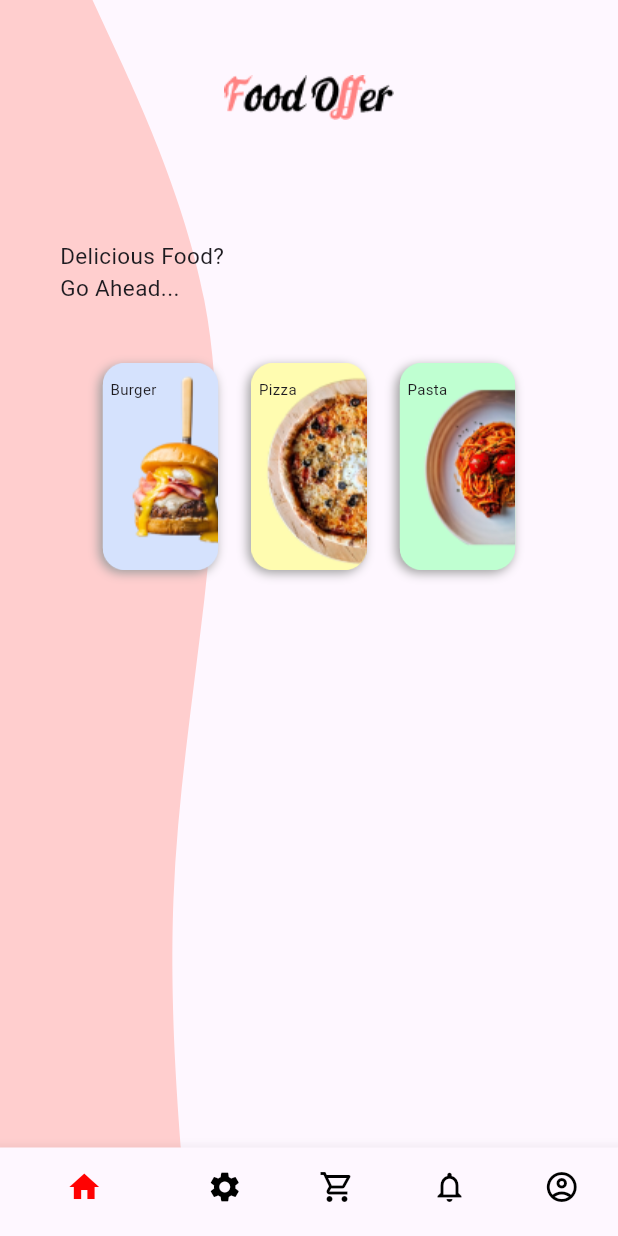
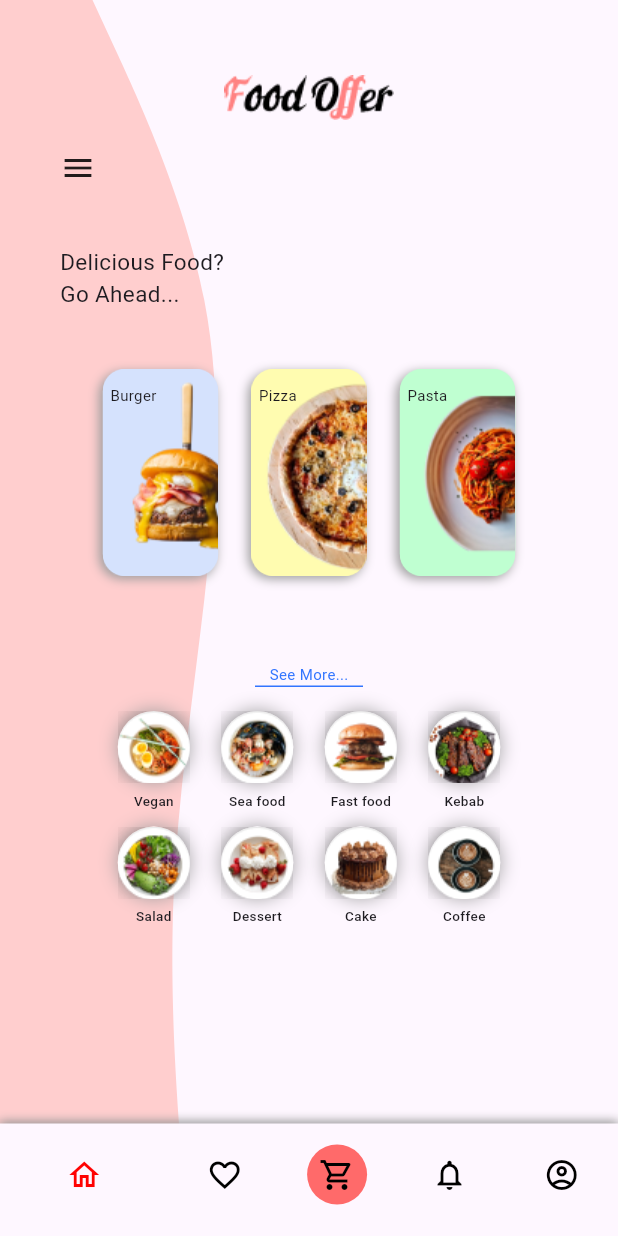
Before and after one commit to Flutter-gg-1/Shimmer-application, a Flutter app: the screen it shows after launch, on a phone screen of 412 x 824 dp. Run offline on Flutter 3.47's test engine with Material 3 defaults, Android fonts, the phone set to English and light mode, and no system bars; our stand-ins replace shimmer_animation.

Commit message:
finish project

```diff
--- a/lib/nav_bar.dart
+++ b/lib/nav_bar.dart
@@ -21,27 +21,40 @@ class _NavBarState extends State<NavBar> {
   @override
   Widget build(BuildContext context) {
     return Scaffold(
-      bottomNavigationBar: BottomNavigationBar(
+      bottomNavigationBar: Container(
+        decoration: BoxDecoration(boxShadow: [
+          BoxShadow(offset: Offset(0, -2), blurRadius: 5, color: Colors.grey)
+        ]),
+        child: BottomNavigationBar(
           currentIndex: pageIndex,
           showSelectedLabels: false,
           showUnselectedLabels: false,
           selectedItemColor: const Color(0xffFF0202),
           unselectedItemColor: Colors.black,
-
           items: const [
-          BottomNavigationBarItem(icon: Icon(Icons.home), label: ""),
+            BottomNavigationBarItem(icon: Icon(Icons.home_outlined), label: ""),
             BottomNavigationBarItem(
-              icon: Icon(Icons.settings), label: ""),
-          BottomNavigationBarItem(icon: Icon(Icons.shopping_cart_outlined), label: ""),
+                icon: Icon(Icons.favorite_border_sharp), label: ""),
+            BottomNavigationBarItem(
+                icon: CircleAvatar(
+                  backgroundColor: Color(0xffFF6A6A),
+                  child: Icon(
+                    Icons.shopping_cart_outlined,
+                    color: Colors.black,
+                  ),
+                ),
+                label: ""),
             BottomNavigationBarItem(
                 icon: Icon(Icons.notifications_none), label: ""),
-          BottomNavigationBarItem(icon: Icon(Icons.account_circle_outlined), label: ""),
+            BottomNavigationBarItem(
+                icon: Icon(Icons.account_circle_outlined), label: ""),
           ],
           onTap: (int index) {
             pageIndex = index;
             setState(() {});
           },
         ),
+      ),
       body: pages[pageIndex],
     );
   }
--- a/lib/pages/home_page.dart
+++ b/lib/pages/home_page.dart
@@ -1,4 +1,7 @@
+import 'package:assignment_14/widgets/custom_painter.dart';
+import 'package:assignment_14/widgets/empty_circle.dart';
 import 'package:assignment_14/widgets/empty_rectangle.dart';
+import 'package:assignment_14/widgets/filled_circle.dart';
 import 'package:assignment_14/widgets/filled_rectangle.dart';
 import 'package:flutter/material.dart';
 import 'package:shimmer_animation/shimmer_animation.dart';
@@ -30,64 +33,153 @@ class _HomePageState extends State<HomePage> {
         children: [
           Stack(children: [
             CustomPaint(
-              size: Size(144, 746),
+              size: const Size(144, 730),
               painter: RPSCustomPainter(),
             ),
             Positioned(
                 child: Center(
                     child: Padding(
-              padding: EdgeInsets.symmetric(horizontal: 40),
+              padding: const EdgeInsets.symmetric(horizontal: 40),
               child: Column(
                 children: [
-                  SizedBox(
+                  const SizedBox(
                     height: 50,
                   ),
                   Image.asset("assets/Food Offer.png"),
-                  SizedBox(
-                    height: 80,
+                  const SizedBox(
+                    height: 20,
                   ),
-                  Align(
+                  const Align(
                     alignment: Alignment.centerLeft,
-                    child: Text(
-                      "Delicious Food? \nGo Ahead...",
-                      style: TextStyle(fontSize: 15),
+                    child: Column(
+                      crossAxisAlignment: CrossAxisAlignment.start,
+                      children: [
+                        Icon(Icons.menu),
+                        SizedBox(height: 40,),
+                        Text(
+                          "Delicious Food? \nGo Ahead...",
+                          style: TextStyle(fontSize: 15),
+                        ),
+                      ],
                     ),
                   ),
-                  SizedBox(
+                  const SizedBox(
                     height: 40,
                   ),
                   Row(
                     mainAxisAlignment: MainAxisAlignment.center,
                     children: [
                       isLoading
-                          ? Shimmer(child: EmptyRectangle())
-                          : FilledRectangle(
+                          ? Shimmer(child: const EmptyRectangle())
+                          : const FilledRectangle(
                               title: "Burger",
                               color: Color(0xffD5E2FD),
                               imgPath: "assets/Rectangle 22.png",
                             ),
-                      SizedBox(
+                      const SizedBox(
                         width: 22,
                       ),
                       isLoading
-                          ? Shimmer(child: EmptyRectangle())
-                          : FilledRectangle(
+                          ? Shimmer(child: const EmptyRectangle())
+                          : const FilledRectangle(
                               title: "Pizza",
                               color: Color(0xffFFFCB0),
                               imgPath: "assets/Rectangle 22 (1).png",
                             ),
-                      SizedBox(
+                      const SizedBox(
                         width: 22,
                       ),
                       isLoading
-                          ? Shimmer(child: EmptyRectangle())
-                          : FilledRectangle(
+                          ? Shimmer(child: const EmptyRectangle())
+                          : const FilledRectangle(
                               title: "Pasta",
                               color: Color(0xffBFFFD1),
                               imgPath: "assets/Rectangle 22 (2).png",
                             ),
                     ],
-
+                  ),
+                  const SizedBox(
+                    height: 57,
+                  ),
+                  Container(
+                    height: 17,
+                    width: 72,
+                    decoration: const BoxDecoration(
+                        border: Border(
+                            bottom: BorderSide(color: Color(0xff3275FF)))),
+                    child: const Center(
+                      child: Text(
+                        "See More...",
+                        style:
+                            TextStyle(fontSize: 10, color: Color(0xff3275FF)),
+                      ),
+                    ),
+                  ),
+                  const SizedBox(
+                    height: 16,
+                  ),
+                  Row(
+                    mainAxisAlignment: MainAxisAlignment.center,
+                    children: [
+                      isLoading
+                          ? Shimmer(child: const EmptyCircle())
+                          : FilledCircle(
+                              imgPath: "assets/Ellipse 2.png", title: "Vegan"),
+                      SizedBox(
+                        width: 21,
+                      ),
+                      isLoading
+                          ? Shimmer(child: const EmptyCircle())
+                          : FilledCircle(
+                              imgPath: "assets/Ellipse 2 (1).png", title: "Sea food"),
+                      SizedBox(
+                        width: 21,
+                      ),
+                      isLoading
+                          ? Shimmer(child: const EmptyCircle())
+                          : FilledCircle(
+                              imgPath: "assets/Ellipse 2 (7).png", title: "Fast food"),
+                      SizedBox(
+                        width: 21,
+                      ),
+                      isLoading
+                          ? Shimmer(child: const EmptyCircle())
+                          : FilledCircle(
+                              imgPath: "assets/Ellipse 2 (2).png", title: "Kebab"),
+                    ],
+                  ),
+                  SizedBox(
+                    height: 11,
+                  ),
+                  Row(
+                    mainAxisAlignment: MainAxisAlignment.center,
+                    children: [
+                      isLoading
+                          ? Shimmer(child: const EmptyCircle())
+                          : FilledCircle(
+                              imgPath: "assets/Ellipse 2 (3).png", title: "Salad"),
+                      SizedBox(
+                        width: 21,
+                      ),
+                      isLoading
+                          ? Shimmer(child: const EmptyCircle())
+                          : FilledCircle(
+                              imgPath: "assets/Ellipse 2 (4).png", title: "Dessert"),
+                      SizedBox(
+                        width: 21,
+                      ),
+                      isLoading
+                          ? Shimmer(child: const EmptyCircle())
+                          : FilledCircle(
+                              imgPath: "assets/Ellipse 2 (5).png", title: "Cake"),
+                      SizedBox(
+                        width: 21,
+                      ),
+                      isLoading
+                          ? Shimmer(child: const EmptyCircle())
+                          : FilledCircle(
+                              imgPath: "assets/Ellipse 2 (6).png", title: "Coffee"),
+                    ],
                   )
                 ],
               ),
@@ -98,35 +190,3 @@ class _HomePageState extends State<HomePage> {
     );
   }
 }
-
-class RPSCustomPainter extends CustomPainter {
-  @override
-  void paint(Canvas canvas, Size size) {
-    Path path_0 = Path();
-    path_0.moveTo(61.6642, 0);
-    path_0.lineTo(77.0802, 33.3333);
-    path_0.cubicTo(92.4963, 66.6667, 123.328, 133.333, 136.175, 200);
-    path_0.cubicTo(149.022, 266.667, 143.883, 333.333, 136.175, 400);
-    path_0.cubicTo(128.467, 466.667, 118.19, 533.333, 115.62, 600);
-    path_0.cubicTo(113.051, 666.667, 118.19, 733.333, 120.759, 766.667);
-    path_0.lineTo(123.328, 800);
-    path_0.lineTo(0, 800);
-    path_0.lineTo(0, 766.667);
-    path_0.cubicTo(0, 733.333, 0, 666.667, 0, 600);
-    path_0.cubicTo(0, 533.333, 0, 466.667, 0, 400);
-    path_0.cubicTo(0, 333.333, 0, 266.667, 0, 200);
-    path_0.cubicTo(0, 133.333, 0, 66.6667, 0, 33.3333);
-    path_0.lineTo(0, 0);
-    path_0.lineTo(61.6642, 0);
-    path_0.close();
-
-    Paint paint0Fill = Paint()..style = PaintingStyle.fill;
-    paint0Fill.color = Color(0xffFFCECE).withOpacity(1.0);
-    canvas.drawPath(path_0, paint0Fill);
-  }
-
-  @override
-  bool shouldRepaint(covariant CustomPainter oldDelegate) {
-    return true;
-  }
-}
--- /dev/null
+++ b/lib/widgets/custom_painter.dart
@@ -0,0 +1,33 @@
+import 'package:flutter/material.dart';
+
+class RPSCustomPainter extends CustomPainter {
+  @override
+  void paint(Canvas canvas, Size size) {
+    Path path_0 = Path();
+    path_0.moveTo(61.6642, 0);
+    path_0.lineTo(77.0802, 33.3333);
+    path_0.cubicTo(92.4963, 66.6667, 123.328, 133.333, 136.175, 200);
+    path_0.cubicTo(149.022, 266.667, 143.883, 333.333, 136.175, 400);
+    path_0.cubicTo(128.467, 466.667, 118.19, 533.333, 115.62, 600);
+    path_0.cubicTo(113.051, 666.667, 118.19, 733.333, 120.759, 766.667);
+    path_0.lineTo(123.328, 800);
+    path_0.lineTo(0, 800);
+    path_0.lineTo(0, 766.667);
+    path_0.cubicTo(0, 733.333, 0, 666.667, 0, 600);
+    path_0.cubicTo(0, 533.333, 0, 466.667, 0, 400);
+    path_0.cubicTo(0, 333.333, 0, 266.667, 0, 200);
+    path_0.cubicTo(0, 133.333, 0, 66.6667, 0, 33.3333);
+    path_0.lineTo(0, 0);
+    path_0.lineTo(61.6642, 0);
+    path_0.close();
+
+    Paint paint0Fill = Paint()..style = PaintingStyle.fill;
+    paint0Fill.color = const Color(0xffFFCECE).withOpacity(1.0);
+    canvas.drawPath(path_0, paint0Fill);
+  }
+
+  @override
+  bool shouldRepaint(covariant CustomPainter oldDelegate) {
+    return true;
+  }
+}
--- /dev/null
+++ b/lib/widgets/empty_circle.dart
@@ -0,0 +1,25 @@
+import 'package:flutter/material.dart';
+
+class EmptyCircle extends StatelessWidget {
+  const EmptyCircle({super.key});
+
+  @override
+  Widget build(BuildContext context) {
+    return Container(
+      height: 48,
+      width: 48,
+      decoration: const BoxDecoration(
+          shape: BoxShape.circle,
+          gradient: LinearGradient(
+              colors: [Color(0xffffffff), Color(0xff999999)],
+              begin: Alignment.topLeft),
+          boxShadow: [
+            BoxShadow(
+              color: Colors.grey,
+              blurStyle: BlurStyle.outer,
+              blurRadius: 10,
+            )
+          ]),
+    );
+  }
+}
--- a/lib/widgets/empty_rectangle.dart
+++ b/lib/widgets/empty_rectangle.dart
@@ -9,8 +9,8 @@ class EmptyRectangle extends StatelessWidget {
       height: 138,
       width: 77,
       decoration: BoxDecoration(
-          gradient: LinearGradient(
-              colors: [const Color(0xffE8E8E8), const Color(0xff828282)],
+          gradient: const LinearGradient(
+              colors: [ Color(0xffE8E8E8), Color(0xff828282)],
               begin: Alignment.topLeft),
           borderRadius: BorderRadius.circular(7),
           boxShadow: const [
--- /dev/null
+++ b/lib/widgets/filled_circle.dart
@@ -0,0 +1,40 @@
+import 'package:flutter/material.dart';
+
+class FilledCircle extends StatelessWidget {
+  final String imgPath;
+  final String title;
+  const FilledCircle({super.key, required this.imgPath, required this.title});
+
+  @override
+  Widget build(BuildContext context) {
+    return Column(
+      children: [
+        Container(
+          height: 48,
+          width: 48,
+          decoration: const BoxDecoration(
+              color: Colors.white,
+              shape: BoxShape.circle,
+              boxShadow: [
+                BoxShadow(
+                  color: Colors.grey,
+                  blurStyle: BlurStyle.outer,
+                  blurRadius: 10,
+                )
+              ]),
+          child: Image.asset(
+            imgPath,
+            fit: BoxFit.values[5],
+          ),
+        ),
+        const SizedBox(
+          height: 5,
+        ),
+        Text(
+          title,
+          style: const TextStyle(fontSize: 9, fontWeight: FontWeight.w500),
+        ),
+      ],
+    );
+  }
+}
```
Also changed, not shown: assets/Ellipse 2 (7).png (added). Lines whose indentation alone changed are shown as unchanged.
